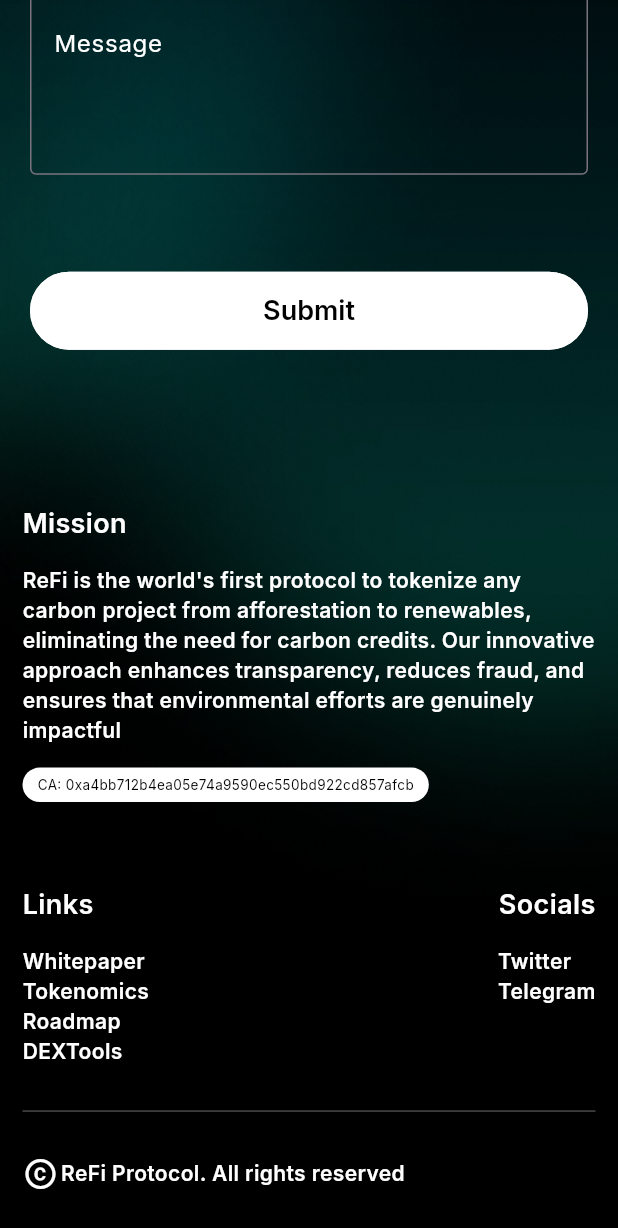
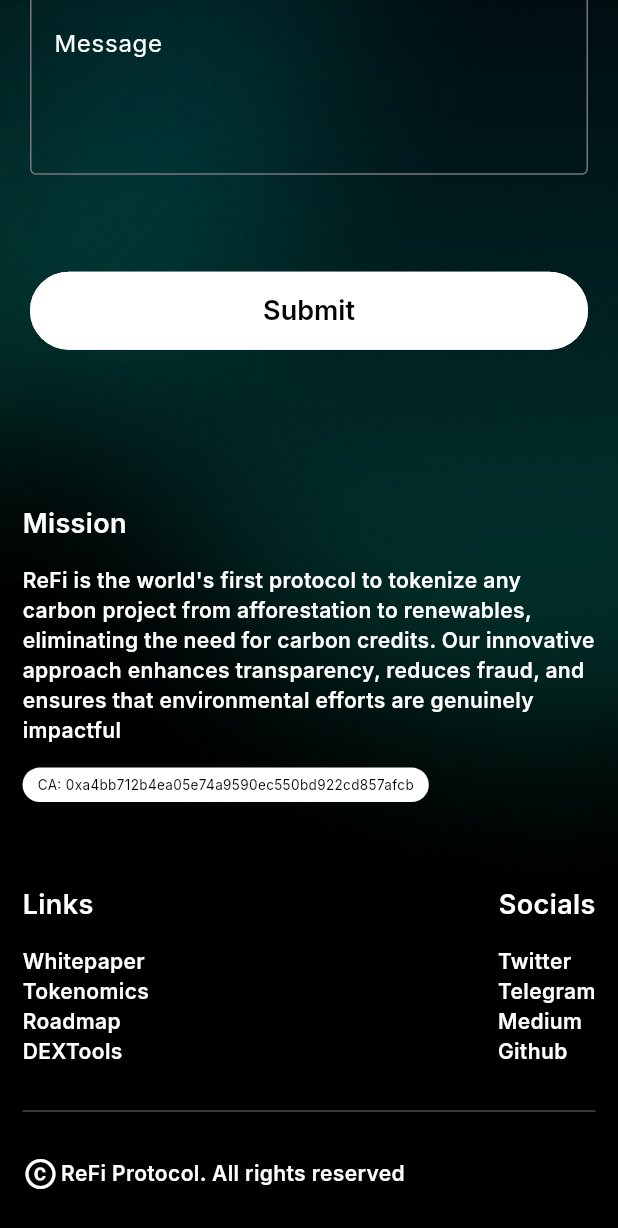
Before and after one commit to ReFi-Protocol/refiprotocol-website, a Flutter app: the ContactView screen opened by its route, scrolled down 544 dp, on a phone screen of 412 x 824 dp. Shown: the top 1228 px of the screen. Run offline on Flutter 3.47's test engine with Material 3 defaults, Android fonts, the phone set to English and light mode, and no system bars; our stand-ins replace chewie, firebase_core, flutter_screenutil, flutter_svg, get, google_fonts and 3 more; missing offline and left inert: emailjs; accounts and stored records are empty.

Commit message:
added github and medium link

```diff
--- a/viridis_web/lib/widgets/custom_footer.dart
+++ b/viridis_web/lib/widgets/custom_footer.dart
@@ -84,11 +84,11 @@ class _CustomFooterState extends State<CustomFooter> {
         _body1(),
         const Spacer(),
         _linksColumn(),
-        SizedBox(
+        const SizedBox(
           width: 60,
         ),
         _socialsColumn(),
-        SizedBox(
+        const SizedBox(
           width: 60,
         ),
       ],
@@ -112,7 +112,8 @@ class _CustomFooterState extends State<CustomFooter> {
                   height: 15.h,
                 ),
                 Container(
-                    padding: EdgeInsets.symmetric(vertical: 5, horizontal: 10),
+                    padding:
+                        const EdgeInsets.symmetric(vertical: 5, horizontal: 10),
                     decoration: BoxDecoration(
                         color: Colors.white,
                         borderRadius: BorderRadius.circular(35)),
@@ -153,24 +154,14 @@ class _CustomFooterState extends State<CustomFooter> {
           mainAxisAlignment: MainAxisAlignment.start,
           crossAxisAlignment: CrossAxisAlignment.start,
           children: [
-            _link("Twitter", () async {
-              Uri url = Uri.parse('https://twitter.com/ViridisNetwork');
-              if (await canLaunchUrl(url)) {
-                await launchUrl(url);
-              } else {
-                throw 'Could not launch $url';
-              }
-            }),
-            _link("Telegram", () async {
-              Uri url = Uri.parse('https://t.me/ReFiProtocol');
-              if (await canLaunchUrl(url)) {
-                await launchUrl(url);
-              } else {
-                throw 'Could not launch $url';
-              }
-            }),
-            _link("", () async {}),
-            _link("", () async {}),
+            _link("Twitter",
+                () => launchCustomURL("https://twitter.com/ViridisNetwork")),
+            _link("Telegram",
+                () => launchCustomURL("https://t.me/ReFiProtocolCommunity")),
+            _link("Medium",
+                () => launchCustomURL("https://refiprotocol.medium.com/")),
+            _link("Github",
+                () => launchCustomURL("https://github.com/ReFi-Protocol")),
           ],
         ));
   }
```
Also changed, not shown: 1 other file.
